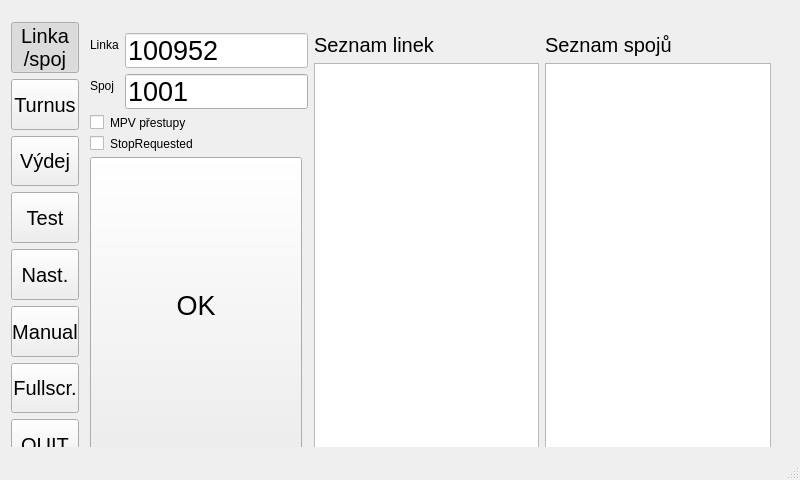
Old version of the form mainwindow.ui in the repository frutabruta/VDV301tester.
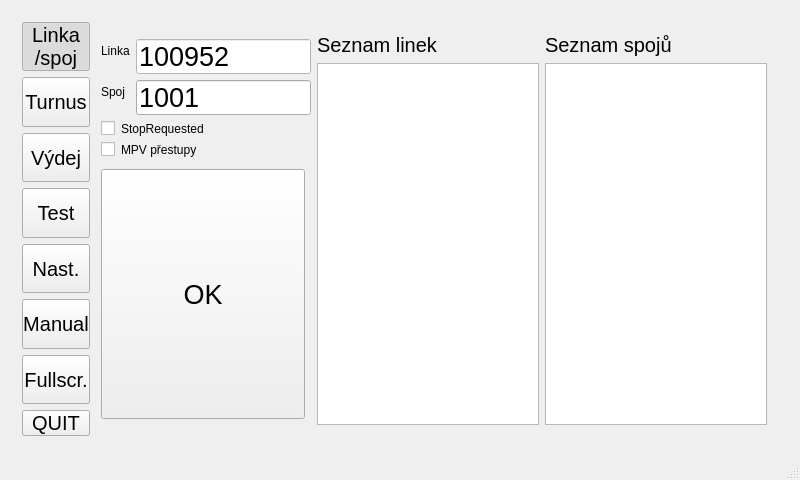
New version of the form. The open tabs and pages were chosen to show the change.

```diff
--- a/mainwindow.ui
+++ b/mainwindow.ui
@@ -53,9 +53,15 @@
    <property name="styleSheet">
     <string notr="true"/>
    </property>
-   <layout class="QGridLayout" name="gridLayout">
-    <item row="0" column="0">
+   <layout class="QHBoxLayout" name="horizontalLayout_21">
+    <item>
      <widget class="QStackedWidget" name="stackedWidget_hlavni">
+      <property name="sizePolicy">
+       <sizepolicy hsizetype="Expanding" vsizetype="Expanding">
+        <horstretch>0</horstretch>
+        <verstretch>0</verstretch>
+       </sizepolicy>
+      </property>
       <property name="maximumSize">
        <size>
         <width>16777215</width>
@@ -72,21 +78,20 @@
        <number>1</number>
       </property>
       <widget class="QWidget" name="page_3">
-       <widget class="QWidget" name="layoutWidget">
-        <property name="geometry">
-         <rect>
-          <x>0</x>
-          <y>0</y>
-          <width>782</width>
-          <height>459</height>
-         </rect>
-        </property>
+       <property name="sizePolicy">
+        <sizepolicy hsizetype="Expanding" vsizetype="Expanding">
+         <horstretch>0</horstretch>
+         <verstretch>0</verstretch>
+        </sizepolicy>
+       </property>
+       <layout class="QHBoxLayout" name="horizontalLayout_20">
+        <item>
         <layout class="QHBoxLayout" name="horizontalLayout_9">
          <property name="spacing">
           <number>0</number>
          </property>
          <property name="sizeConstraint">
-          <enum>QLayout::SetMinimumSize</enum>
+           <enum>QLayout::SetMaximumSize</enum>
          </property>
          <property name="leftMargin">
           <number>0</number>
@@ -98,6 +103,12 @@
            </property>
            <item>
             <widget class="QPushButton" name="tlacitkoLinkospoj">
+              <property name="sizePolicy">
+               <sizepolicy hsizetype="Minimum" vsizetype="Expanding">
+                <horstretch>0</horstretch>
+                <verstretch>0</verstretch>
+               </sizepolicy>
+              </property>
              <property name="minimumSize">
               <size>
                <width>0</width>
@@ -133,7 +144,7 @@
            <item>
             <widget class="QPushButton" name="tlacitkoTurnus">
              <property name="sizePolicy">
-              <sizepolicy hsizetype="Minimum" vsizetype="Maximum">
+               <sizepolicy hsizetype="Minimum" vsizetype="Expanding">
                <horstretch>0</horstretch>
                <verstretch>0</verstretch>
               </sizepolicy>
@@ -171,6 +182,12 @@
            </item>
            <item>
             <widget class="QPushButton" name="tlacitkoZpetVydej">
+              <property name="sizePolicy">
+               <sizepolicy hsizetype="Minimum" vsizetype="Expanding">
+                <horstretch>0</horstretch>
+                <verstretch>0</verstretch>
+               </sizepolicy>
+              </property>
              <property name="minimumSize">
               <size>
                <width>0</width>
@@ -201,6 +218,12 @@
            </item>
            <item>
             <widget class="QPushButton" name="tlacitkoTestRozhrani">
+              <property name="sizePolicy">
+               <sizepolicy hsizetype="Minimum" vsizetype="Expanding">
+                <horstretch>0</horstretch>
+                <verstretch>0</verstretch>
+               </sizepolicy>
+              </property>
              <property name="minimumSize">
               <size>
                <width>0</width>
@@ -226,7 +249,7 @@
            <item>
             <widget class="QPushButton" name="tlacitkoNastaveni">
              <property name="sizePolicy">
-              <sizepolicy hsizetype="Maximum" vsizetype="Fixed">
+               <sizepolicy hsizetype="Maximum" vsizetype="Expanding">
                <horstretch>0</horstretch>
                <verstretch>0</verstretch>
               </sizepolicy>
@@ -261,6 +284,12 @@
            </item>
            <item>
             <widget class="QPushButton" name="tlacitkoManual">
+              <property name="sizePolicy">
+               <sizepolicy hsizetype="Minimum" vsizetype="Expanding">
+                <horstretch>0</horstretch>
+                <verstretch>0</verstretch>
+               </sizepolicy>
+              </property>
              <property name="minimumSize">
               <size>
                <width>0</width>
@@ -291,6 +320,12 @@
            </item>
            <item>
             <widget class="QPushButton" name="tlacitkoFullscreen">
+              <property name="sizePolicy">
+               <sizepolicy hsizetype="Minimum" vsizetype="Expanding">
+                <horstretch>0</horstretch>
+                <verstretch>0</verstretch>
+               </sizepolicy>
+              </property>
              <property name="minimumSize">
               <size>
                <width>0</width>
@@ -358,7 +393,7 @@
             <bool>true</bool>
            </property>
            <property name="sizePolicy">
-            <sizepolicy hsizetype="Preferred" vsizetype="Preferred">
+             <sizepolicy hsizetype="Expanding" vsizetype="Expanding">
              <horstretch>0</horstretch>
              <verstretch>0</verstretch>
             </sizepolicy>
@@ -1223,11 +1258,33 @@
            </widget>
            <widget class="QWidget" name="page_linkaspoj">
             <layout class="QGridLayout" name="gridLayout_2">
-             <item row="0" column="0" colspan="2">
-              <layout class="QVBoxLayout" name="verticalLayout_3">
-               <item>
-                <layout class="QHBoxLayout" name="horizontalLayout_2"/>
-               </item>
+              <item row="2" column="0">
+               <widget class="QCheckBox" name="checkBox_2">
+                <property name="text">
+                 <string>StopRequested</string>
+                </property>
+               </widget>
+              </item>
+              <item row="5" column="0">
+               <widget class="QPushButton" name="prikaztlacitko">
+                <property name="sizePolicy">
+                 <sizepolicy hsizetype="Expanding" vsizetype="Expanding">
+                  <horstretch>0</horstretch>
+                  <verstretch>0</verstretch>
+                 </sizepolicy>
+                </property>
+                <property name="font">
+                 <font>
+                  <pointsize>20</pointsize>
+                 </font>
+                </property>
+                <property name="text">
+                 <string>OK</string>
+                </property>
+               </widget>
+              </item>
+              <item row="1" column="0" colspan="2">
+               <layout class="QVBoxLayout" name="verticalLayout_7">
                <item>
                 <layout class="QFormLayout" name="formLayout">
                  <item row="0" column="0">
@@ -1715,12 +1772,9 @@
                  </item>
                 </layout>
                </item>
-               <item>
-                <layout class="QHBoxLayout" name="horizontalLayout_4"/>
-               </item>
-              </layout>
-             </item>
-             <item row="0" column="2" rowspan="4">
+               </layout>
+              </item>
+              <item row="0" column="2" rowspan="7">
               <layout class="QHBoxLayout" name="horizontalLayout_7">
                <item>
                 <layout class="QVBoxLayout" name="verticalLayout_8">
@@ -1774,42 +1828,13 @@
                </item>
               </layout>
              </item>
-             <item row="1" column="0" colspan="2">
-              <layout class="QVBoxLayout" name="verticalLayout_7">
-               <item>
+              <item row="3" column="0">
                 <widget class="QCheckBox" name="checkBox">
                  <property name="text">
                   <string>MPV přestupy</string>
                  </property>
                 </widget>
                </item>
-               <item>
-                <widget class="QCheckBox" name="checkBox_2">
-                 <property name="text">
-                  <string>StopRequested</string>
-                 </property>
-                </widget>
-               </item>
-              </layout>
-             </item>
-             <item row="2" column="0">
-              <widget class="QPushButton" name="prikaztlacitko">
-               <property name="sizePolicy">
-                <sizepolicy hsizetype="Expanding" vsizetype="Expanding">
-                 <horstretch>0</horstretch>
-                 <verstretch>0</verstretch>
-                </sizepolicy>
-               </property>
-               <property name="font">
-                <font>
-                 <pointsize>20</pointsize>
-                </font>
-               </property>
-               <property name="text">
-                <string>OK</string>
-               </property>
-              </widget>
-             </item>
             </layout>
            </widget>
            <widget class="QWidget" name="page_nastaveni">
@@ -3209,7 +3234,8 @@
           </widget>
          </item>
         </layout>
-       </widget>
+        </item>
+       </layout>
       </widget>
       <widget class="QWidget" name="page_4">
        <layout class="QHBoxLayout" name="horizontalLayout_18">
@@ -3614,8 +3640,8 @@
                <rect>
                 <x>71</x>
                 <y>128</y>
-                <width>276</width>
-                <height>59</height>
+                <width>340</width>
+                <height>72</height>
                </rect>
               </property>
               <layout class="QVBoxLayout" name="verticalLayout_26">
```
Left out of the diff: 43 changed lines with no effect on the pictures. Lines whose indentation alone changed are shown as unchanged.
